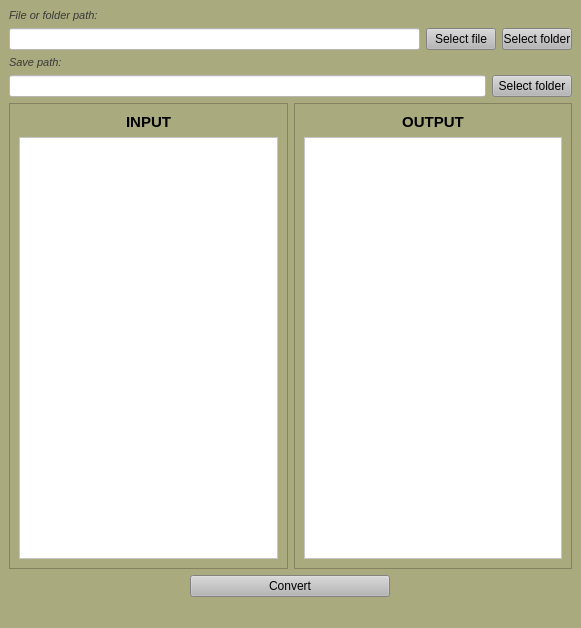
First picture: the form in design.ui, repository licwim/Fanuc, before the edit.
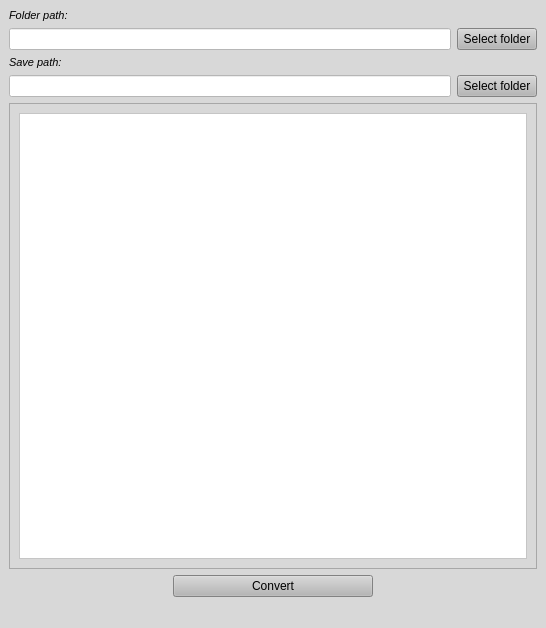
Second picture: the form after the edit.

```diff
--- a/design.ui
+++ b/design.ui
@@ -6,7 +6,7 @@
    <rect>
     <x>0</x>
     <y>0</y>
-    <width>581</width>
+    <width>546</width>
     <height>628</height>
    </rect>
   </property>
@@ -14,12 +14,45 @@
    <string>Fanuc to NC Converter</string>
   </property>
   <property name="styleSheet">
-   <string notr="true">background-color: rgb(170, 170, 127);</string>
+   <string notr="true">background-color: rgb(216, 216, 216);</string>
   </property>
   <widget class="QWidget" name="centralwidget">
    <layout class="QVBoxLayout" name="verticalLayout_3">
     <item>
      <layout class="QGridLayout" name="gridLayout">
+      <item row="1" column="0">
+       <widget class="QLabel" name="label">
+        <property name="font">
+         <font>
+          <pointsize>8</pointsize>
+          <italic>true</italic>
+         </font>
+        </property>
+        <property name="styleSheet">
+         <string notr="true">color: rgb(0, 0, 0);</string>
+        </property>
+        <property name="text">
+         <string>Folder path:</string>
+        </property>
+       </widget>
+      </item>
+      <item row="3" column="2">
+       <widget class="QPushButton" name="btnBrowseOpenFolder">
+        <property name="maximumSize">
+         <size>
+          <width>100</width>
+          <height>30</height>
+         </size>
+        </property>
+        <property name="styleSheet">
+         <string notr="true">background-color: rgb(182, 182, 182);
+color: rgb(0, 0, 0);</string>
+        </property>
+        <property name="text">
+         <string>Select folder</string>
+        </property>
+       </widget>
+      </item>
       <item row="3" column="0">
        <widget class="QLineEdit" name="lineOpen">
         <property name="font">
@@ -38,57 +71,6 @@
         </property>
        </widget>
       </item>
-      <item row="1" column="0">
-       <widget class="QLabel" name="label">
-        <property name="font">
-         <font>
-          <pointsize>8</pointsize>
-          <italic>true</italic>
-         </font>
-        </property>
-        <property name="styleSheet">
-         <string notr="true">color: rgb(56, 56, 56);</string>
-        </property>
-        <property name="text">
-         <string>File or folder path:</string>
-        </property>
-       </widget>
-      </item>
-      <item row="3" column="1">
-       <widget class="QPushButton" name="btnBrowseOpenFile">
-        <property name="maximumSize">
-         <size>
-          <width>70</width>
-          <height>30</height>
-         </size>
-        </property>
-        <property name="styleSheet">
-         <string notr="true">background-color: rgb(182, 182, 182);</string>
-        </property>
-        <property name="locale">
-         <locale language="English" country="UnitedStates"/>
-        </property>
-        <property name="text">
-         <string>Select file</string>
-        </property>
-       </widget>
-      </item>
-      <item row="3" column="2">
-       <widget class="QPushButton" name="btnBrowseOpenFolder">
-        <property name="maximumSize">
-         <size>
-          <width>70</width>
-          <height>30</height>
-         </size>
-        </property>
-        <property name="styleSheet">
-         <string notr="true">background-color: rgb(182, 182, 182);</string>
-        </property>
-        <property name="text">
-         <string>Select folder</string>
-        </property>
-       </widget>
-      </item>
      </layout>
     </item>
     <item>
@@ -109,7 +91,7 @@
          </font>
         </property>
         <property name="styleSheet">
-         <string notr="true">color: rgb(56, 56, 56);</string>
+         <string notr="true">color: rgb(0, 0, 0);</string>
         </property>
         <property name="text">
          <string>Save path:</string>
@@ -125,7 +107,8 @@
          </size>
         </property>
         <property name="styleSheet">
-         <string notr="true">background-color: rgb(182, 182, 182);</string>
+         <string notr="true">background-color: rgb(182, 182, 182);
+color: rgb(0, 0, 0);</string>
         </property>
         <property name="locale">
          <locale language="English" country="UnitedStates"/>
@@ -139,51 +122,6 @@
     </item>
     <item>
      <layout class="QHBoxLayout" name="horizontalLayout">
-      <item>
-       <widget class="QFrame" name="frame_2">
-        <property name="styleSheet">
-         <string notr="true"/>
-        </property>
-        <property name="frameShape">
-         <enum>QFrame::StyledPanel</enum>
-        </property>
-        <property name="frameShadow">
-         <enum>QFrame::Raised</enum>
-        </property>
-        <layout class="QVBoxLayout" name="verticalLayout_2">
-         <item>
-          <widget class="QLabel" name="label_4">
-           <property name="font">
-            <font>
-             <pointsize>11</pointsize>
-             <weight>75</weight>
-             <bold>true</bold>
-            </font>
-           </property>
-           <property name="styleSheet">
-            <string notr="true"/>
-           </property>
-           <property name="locale">
-            <locale language="English" country="UnitedStates"/>
-           </property>
-           <property name="text">
-            <string>INPUT</string>
-           </property>
-           <property name="alignment">
-            <set>Qt::AlignCenter</set>
-           </property>
-          </widget>
-         </item>
-         <item>
-          <widget class="QTextEdit" name="textOld">
-           <property name="styleSheet">
-            <string notr="true">background-color: rgb(255, 255, 255);</string>
-           </property>
-          </widget>
-         </item>
-        </layout>
-       </widget>
-      </item>
       <item>
        <widget class="QFrame" name="frame">
         <property name="styleSheet">
@@ -196,29 +134,6 @@
          <enum>QFrame::Raised</enum>
         </property>
         <layout class="QVBoxLayout" name="verticalLayout">
-         <item>
-          <widget class="QLabel" name="label_3">
-           <property name="font">
-            <font>
-             <pointsize>11</pointsize>
-             <weight>75</weight>
-             <bold>true</bold>
-            </font>
-           </property>
-           <property name="styleSheet">
-            <string notr="true"/>
-           </property>
-           <property name="locale">
-            <locale language="English" country="UnitedStates"/>
-           </property>
-           <property name="text">
-            <string>OUTPUT</string>
-           </property>
-           <property name="alignment">
-            <set>Qt::AlignCenter</set>
-           </property>
-          </widget>
-         </item>
          <item>
           <widget class="QTextBrowser" name="textNew">
            <property name="styleSheet">
@@ -242,7 +157,8 @@
          </size>
         </property>
         <property name="styleSheet">
-         <string notr="true">background-color: rgb(182, 182, 182);</string>
+         <string notr="true">background-color: rgb(182, 182, 182);
+color: rgb(0, 0, 0);</string>
         </property>
         <property name="text">
          <string>Convert</string>
```
